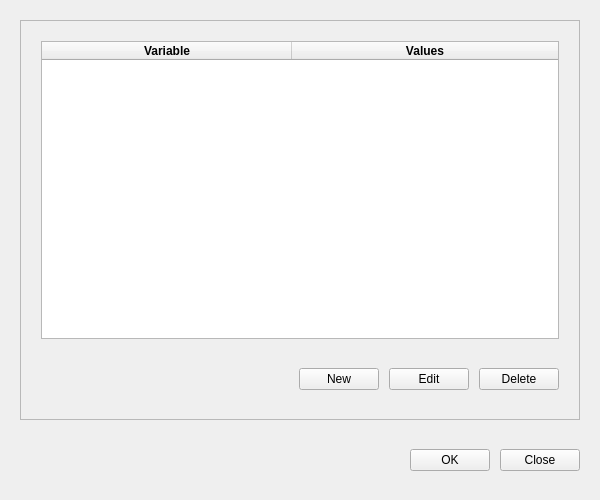
Old version of the form src/manage_env/ui_files/main_form.ui in the repository Noertri/manage-env.
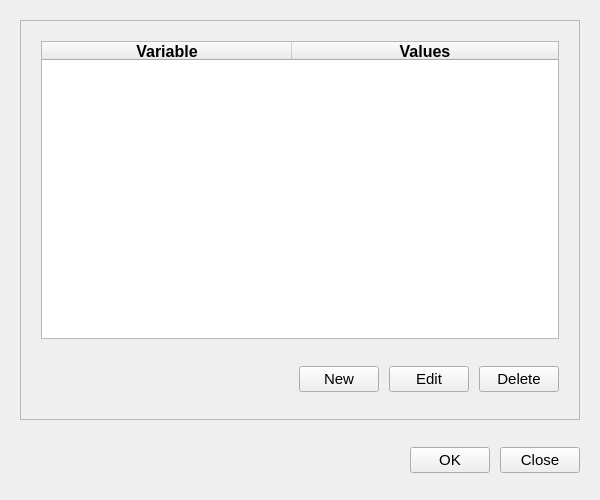
New version of the form.

The edit to the form file:
```diff
--- a/src/manage_env/ui_files/main_form.ui
+++ b/src/manage_env/ui_files/main_form.ui
@@ -467,6 +467,11 @@
     </disabled>
    </palette>
   </property>
+  <property name="font">
+   <font>
+    <pointsize>11</pointsize>
+   </font>
+  </property>
   <property name="windowTitle">
    <string>Environment Variables</string>
   </property>
@@ -527,6 +532,11 @@
       </property>
       <item>
        <widget class="QTableWidget" name="table">
+        <property name="font">
+         <font>
+          <pointsize>12</pointsize>
+         </font>
+        </property>
         <property name="editTriggers">
          <set>QAbstractItemView::NoEditTriggers</set>
         </property>
```
Left out of the diff: 6 changed lines with no effect on the pictures.
